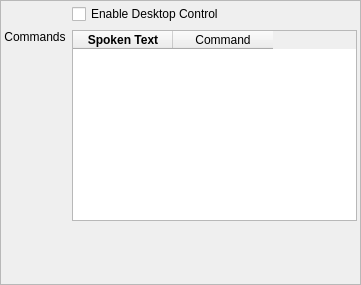
The window that res/ui/settingspane-desktopcontrol.ui (smartboyhw/speechcontrol) describes before a commit, drawn with Qt 5.
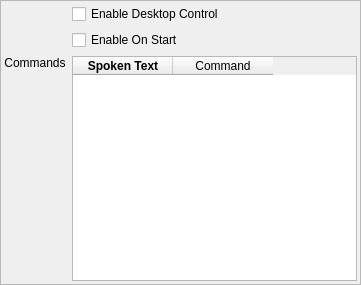
The same window after the commit.

Commit message: Moved some specific commands out of the general dialog and into their respective sub-parts.

The edit to the form file:
```diff
--- a/res/ui/settingspane-desktopcontrol.ui
+++ b/res/ui/settingspane-desktopcontrol.ui
@@ -35,46 +35,7 @@
     </rect>
    </property>
    <layout class="QGridLayout" name="gridLayout">
-    <item row="0" column="1">
-     <widget class="QCheckBox" name="checkBoxEnable">
-      <property name="sizePolicy">
-       <sizepolicy hsizetype="MinimumExpanding" vsizetype="Fixed">
-        <horstretch>0</horstretch>
-        <verstretch>0</verstretch>
-       </sizepolicy>
-      </property>
-      <property name="text">
-       <string>Enable Desktop Control</string>
-      </property>
-     </widget>
-    </item>
-    <item row="1" column="0">
-     <widget class="QLabel" name="label">
-      <property name="text">
-       <string>Commands</string>
-      </property>
-      <property name="alignment">
-       <set>Qt::AlignHCenter|Qt::AlignTop</set>
-      </property>
-     </widget>
-    </item>
-    <item row="3" column="0" colspan="2">
-     <spacer name="verticalSpacer">
-      <property name="orientation">
-       <enum>Qt::Vertical</enum>
-      </property>
-      <property name="sizeType">
-       <enum>QSizePolicy::MinimumExpanding</enum>
-      </property>
-      <property name="sizeHint" stdset="0">
-       <size>
-        <width>20</width>
-        <height>40</height>
-       </size>
-      </property>
-     </spacer>
-    </item>
-    <item row="1" column="1">
+    <item row="3" column="1">
      <widget class="QTableWidget" name="tableWidget">
       <property name="alternatingRowColors">
        <bool>true</bool>
@@ -112,21 +73,35 @@
       </column>
      </widget>
     </item>
-    <item row="2" column="0" colspan="2">
-     <spacer name="horizontalSpacer">
-      <property name="orientation">
-       <enum>Qt::Horizontal</enum>
+    <item row="1" column="1">
+     <widget class="QCheckBox" name="checkBoxEnable">
+      <property name="sizePolicy">
+       <sizepolicy hsizetype="MinimumExpanding" vsizetype="Fixed">
+        <horstretch>0</horstretch>
+        <verstretch>0</verstretch>
+       </sizepolicy>
       </property>
-      <property name="sizeType">
-       <enum>QSizePolicy::Minimum</enum>
+      <property name="text">
+       <string>Enable Desktop Control</string>
       </property>
-      <property name="sizeHint" stdset="0">
-       <size>
-        <width>70</width>
-        <height>20</height>
-       </size>
+     </widget>
+    </item>
+    <item row="3" column="0">
+     <widget class="QLabel" name="label">
+      <property name="text">
+       <string>Commands</string>
       </property>
-     </spacer>
+      <property name="alignment">
+       <set>Qt::AlignHCenter|Qt::AlignTop</set>
+      </property>
+     </widget>
+    </item>
+    <item row="2" column="1">
+     <widget class="QCheckBox" name="checkBoxEnableStart">
+      <property name="text">
+       <string>Enable On Start</string>
+      </property>
+     </widget>
     </item>
    </layout>
   </widget>
```
Left out of the diff: 19 changed lines with no effect on the pictures. The commit also changes 8 other files.
